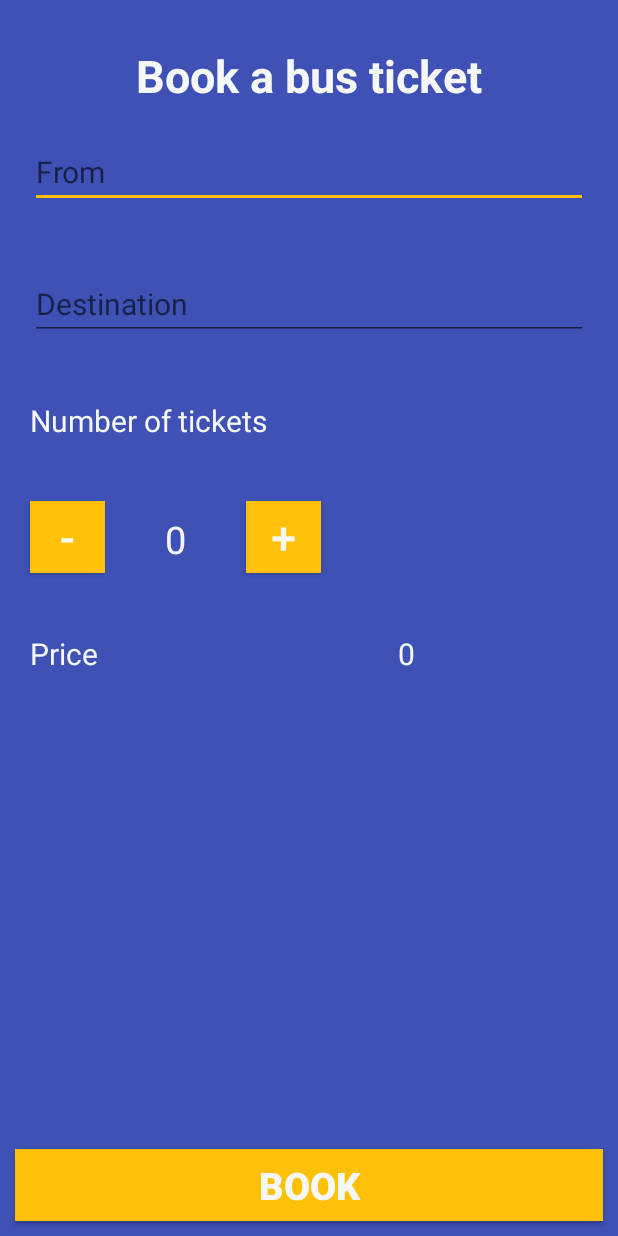
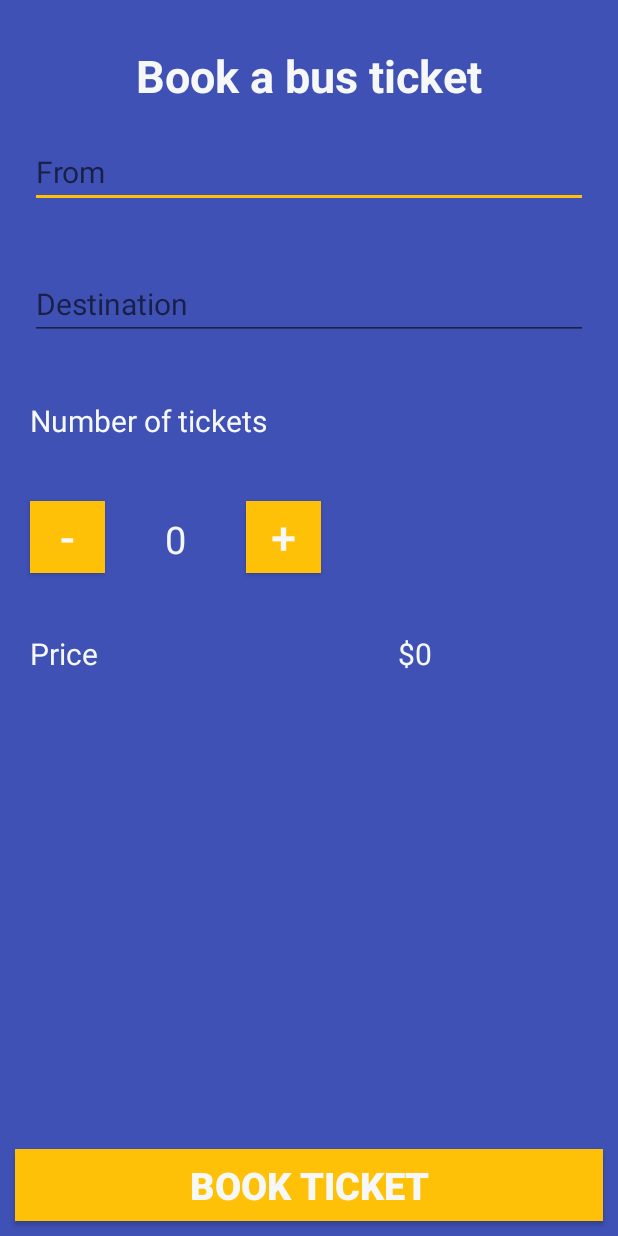
Before and after one commit to ktscates/eBooking, an Android app: the BusActivity screen opened directly, with no data from a screen before it, on a phone screen of 412 x 824 dp. Run offline under Robolectric (Android 15) with nearby library versions, the phone set to English and light mode, and no system bars.

Commit message:
Minor changes

```diff
--- a/app/src/main/java/com/example/ebooking/BusActivity.java
+++ b/app/src/main/java/com/example/ebooking/BusActivity.java
@@ -47,8 +47,8 @@ public class BusActivity extends AppCompatActivity {
         return price;
     }
 
-    public void book(View view) {
-        String message = "Your Reservation have been saved\nThe total price is: " + price + " for " + numberOfTickets + " tickets";
+    public void bookBus(View view) {
+        String message = "Your Reservation have been saved\nThe total price is: " + price + " for " + numberOfTickets + " tickets\n";
         Toast.makeText(BusActivity.this, message, Toast.LENGTH_LONG).show();
     }
 }
--- a/app/src/main/java/com/example/ebooking/OptionsActivity.java
+++ b/app/src/main/java/com/example/ebooking/OptionsActivity.java
@@ -11,7 +11,6 @@ public class OptionsActivity extends AppCompatActivity {
     public void onCreate(Bundle savedInstanceState){
         super.onCreate(savedInstanceState);
         setContentView(R.layout.options_activity);
-
     }
 
     public void busButton(View view){
--- a/app/src/main/res/layout/bus_activity.xml
+++ b/app/src/main/res/layout/bus_activity.xml
@@ -7,7 +7,7 @@
     tools:context="com.example.ebooking.BusActivity">
 
     <TextView
-        android:id="@+id/book_text_view"
+        android:id="@+id/bus_text_view"
         android:layout_width="wrap_content"
         android:layout_height="wrap_content"
         android:layout_centerHorizontal="true"
@@ -21,7 +21,7 @@
         android:id="@+id/from_edit_view"
         android:layout_width="match_parent"
         android:layout_height="wrap_content"
-        android:layout_below="@id/book_text_view"
+        android:layout_below="@id/bus_text_view"
         android:layout_margin="20dp"
         android:hint="From"
         android:textColor="@color/colorTextIcons"
@@ -107,7 +107,7 @@
         android:layout_marginLeft="100dp"
         android:layout_marginTop="20dp"
         android:layout_toRightOf="@id/price"
-        android:text="0"
+        android:text="$0"
         android:textColor="@color/colorTextIcons"
         android:textSize="20sp" />
 
@@ -117,8 +117,8 @@
         android:layout_alignParentBottom="true"
         android:layout_margin="10dp"
         android:background="@color/colorAccent"
-        android:onClick="book"
-        android:text="Book"
+        android:onClick="bookBus"
+        android:text="Book Ticket"
         android:textColor="@color/colorTextIcons"
         android:textSize="25sp"
         android:textStyle="bold" />
```
Also changed, not shown: app/src/main/res/layout/event_activity.xml (+20 -1 lines), app/src/main/res/layout/hotel_activity.xml (+20 -1 lines), app/src/main/res/layout/resto_activity.xml (+20 -1 lines).
